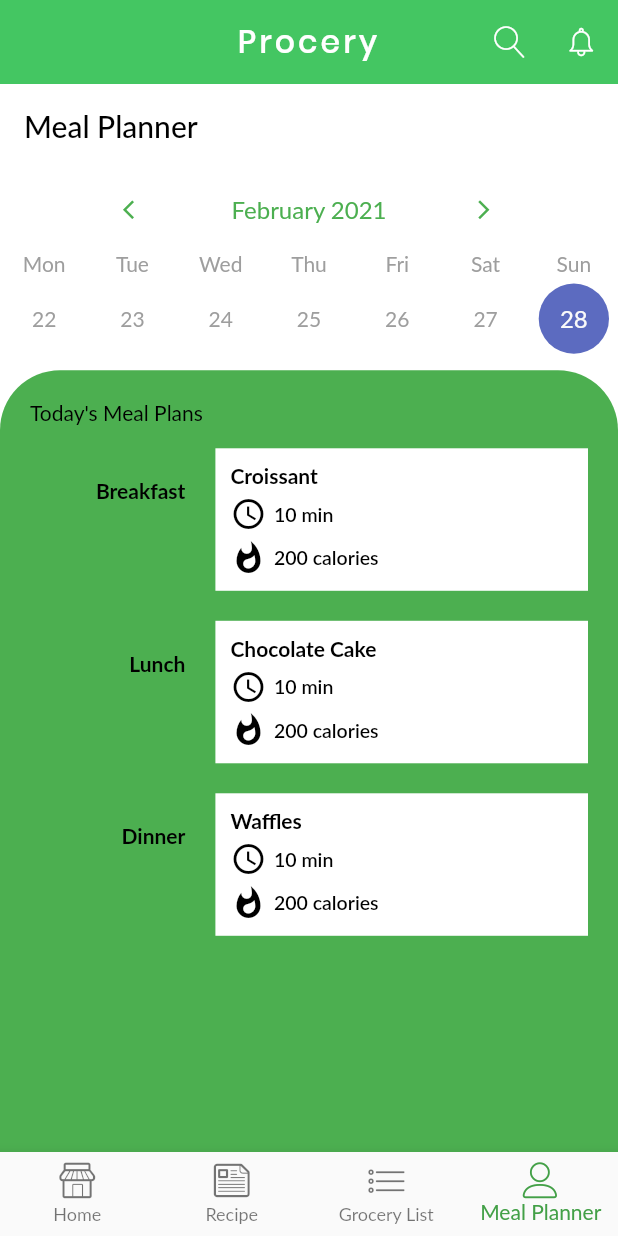
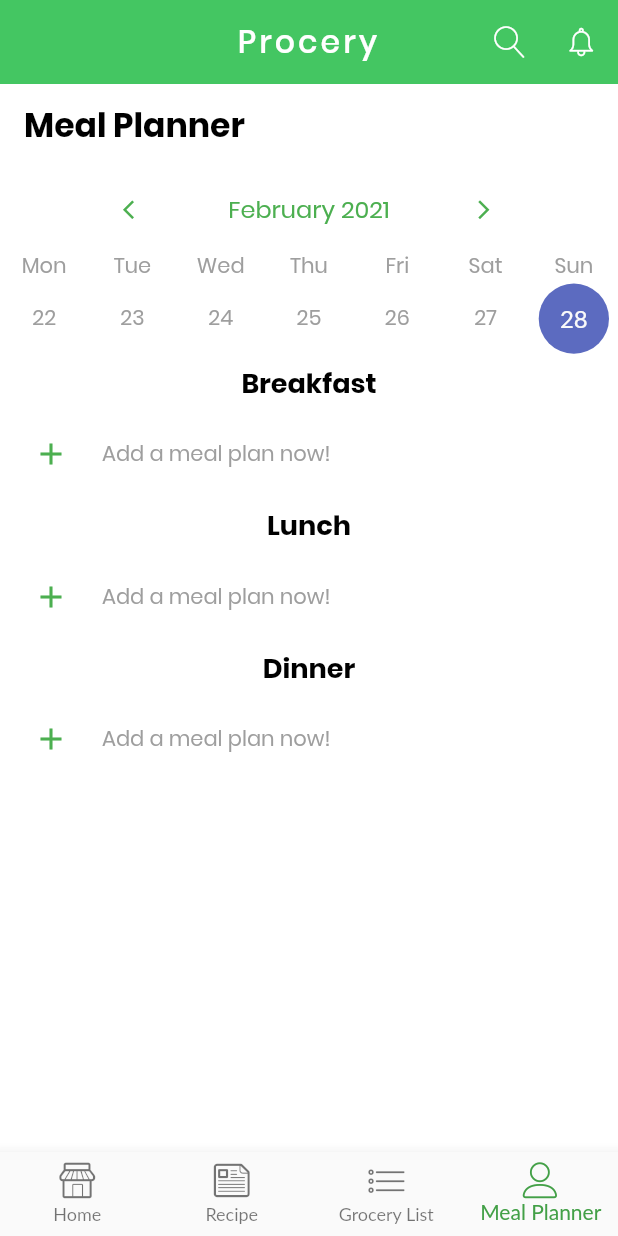
Before and after one commit to blankshiro/CS206-Procery, a Flutter app: the screen it shows after launch, item 4 of the bottom bar chosen, on a phone screen of 412 x 824 dp. Run offline on Flutter 3.47's test engine with Material 2 defaults, Android fonts, the phone set to English and light mode, and no system bars; drawn by our look-alikes of table_calendar; our stand-ins replace auto_route, google_fonts, hive, page_transition; accounts and stored records are empty; generated files the repository leaves out were written again; Roboto replaces fonts that are missing (Lato).

Commit message:
added mealplanner initial view and merged the other files

```diff
--- a/lib/src/screens/BaseScreen.dart
+++ b/lib/src/screens/BaseScreen.dart
@@ -8,7 +8,7 @@ import 'package:Procery/src/shared/fryo_icons.dart';
 import 'package:Procery/src/screens/dashboard/DashboardExplore.dart';
 import 'package:Procery/src/screens/recipe/RecipeExplore.dart';
 import 'package:Procery/src/screens/grocerylist/GLCurrentPage.dart';
-import 'package:Procery/src/screens/mealplanner/MealPlanner.dart';
+import 'package:Procery/src/screens/mealplanner/MealPlannerInitial.dart';
 
 class BaseScreen extends StatefulWidget {
   @override
@@ -23,7 +23,7 @@ class _BaseState extends State<BaseScreen> {
     DashboardExplore(),
     RecipeExplore(),
     GLHome(),
-    MealPlanner(),
+    MealPlannerInitial(),
   ];
 
   @override
@@ -61,12 +61,14 @@ class _BaseState extends State<BaseScreen> {
         items: <BottomNavigationBarItem>[
           BottomNavigationBarItem(
               icon: Icon(Fryo.shop),
+              // ignore: deprecated_member_use
               title: Text(
                 'Home',
                 style: tabLinkStyle,
               )),
           BottomNavigationBarItem(
               icon: Icon(Fryo.note),
+              // ignore: deprecated_member_use
               title: Text(
                 'Recipe',
                 style: tabLinkStyle,
--- a/lib/src/screens/mealplanner/MealPlanner.dart
+++ b/lib/src/screens/mealplanner/MealPlanner.dart
@@ -1,4 +1,5 @@
 import 'package:flutter/material.dart';
+import 'package:google_fonts/google_fonts.dart';
 // import '../shared/styles.dart';
 // import '../shared/colors.dart';
 // import '../shared/inputFields.dart';
@@ -45,9 +46,9 @@ class _MealPlannerState extends State<MealPlanner> {
       appBar: AppBar(
         elevation: 0,
         backgroundColor: Colors.transparent,
-        title: Text("Meal Planner", style: TextStyle(
-            color: Colors.black
-        ),),
+        title: Text("Meal Planner", style: GoogleFonts.poppins(
+            fontSize: 22, fontWeight: FontWeight.bold, color:Colors.black),
+        ),
       ),
       body: Column(
         children: [
@@ -59,10 +60,8 @@ class _MealPlannerState extends State<MealPlanner> {
             headerStyle: HeaderStyle(
               centerHeaderTitle: true,
               formatButtonVisible: false,
-              titleTextStyle: TextStyle(
-                  color: Colors.green,
-                  fontSize: 16
-              ),
+              titleTextStyle: GoogleFonts.poppins(
+                  fontSize: 16, fontWeight: FontWeight.normal, color:Colors.green),
               leftChevronIcon: Icon(Icons.arrow_back_ios, color: Colors.green, size: 15,),
               rightChevronIcon: Icon(Icons.arrow_forward_ios, color: Colors.green, size: 15,),
               leftChevronMargin: EdgeInsets.only(left: 70),
--- /dev/null
+++ b/lib/src/screens/mealplanner/MealPlannerInitial.dart
@@ -0,0 +1,199 @@
+import 'package:Procery/src/screens/mealplanner/MealPlanner.dart';
+import 'package:flutter/material.dart';
+import 'package:google_fonts/google_fonts.dart';
+// import '../shared/styles.dart';
+// import '../shared/colors.dart';
+// import '../shared/inputFields.dart';
+import 'package:page_transition/page_transition.dart';
+// import './unused/SignUpPage.dart';
+// import './unused/Dashboard.dart';
+import 'package:table_calendar/table_calendar.dart';
+
+// class mealplanner extends StatelessWidget {
+//   @override
+//   Widget build(BuildContext context) {
+//     return MaterialApp(
+//       debugShowCheckedModeBanner: false,
+//       home: mealplanner(),
+//       theme: ThemeData(
+//           fontFamily: 'Poppins'
+//       ),
+//     );
+//   }
+// }
+class MealPlannerInitial extends StatefulWidget {
+  @override
+  _MealPlannerInitialState createState() => _MealPlannerInitialState();
+}
+
+class _MealPlannerInitialState extends State<MealPlannerInitial> {
+  CalendarController _calendarController;
+  @override
+  void initState() {
+    // TODO: implement initState
+    super.initState();
+    _calendarController = CalendarController();
+  }
+  @override
+  void dispose() {
+    // TODO: implement dispose
+    _calendarController.dispose();
+    super.dispose();
+  }
+  @override
+  Widget build(BuildContext context) {
+    return Scaffold(
+      backgroundColor: Colors.white,
+      appBar: AppBar(
+        elevation: 0,
+        backgroundColor: Colors.transparent,
+        title: Text("Meal Planner", style: GoogleFonts.poppins(
+            fontSize: 22, fontWeight: FontWeight.bold, color:Colors.black),
+        ),
+      ),
+      body: Column(
+        children: [
+          TableCalendar(
+            calendarController: _calendarController,
+            initialCalendarFormat: CalendarFormat.week,
+            startingDayOfWeek: StartingDayOfWeek.monday,
+            formatAnimation: FormatAnimation.slide,
+            headerStyle: HeaderStyle(
+              centerHeaderTitle: true,
+              formatButtonVisible: false,
+              titleTextStyle: GoogleFonts.poppins(
+                  fontSize: 16, fontWeight: FontWeight.normal, color:Colors.green),
+              leftChevronIcon: Icon(Icons.arrow_back_ios, color: Colors.green, size: 15,),
+              rightChevronIcon: Icon(Icons.arrow_forward_ios, color: Colors.green, size: 15,),
+              leftChevronMargin: EdgeInsets.only(left: 70),
+              rightChevronMargin: EdgeInsets.only(right: 70),
+            ),
+            calendarStyle: CalendarStyle(
+                weekendStyle: GoogleFonts.poppins(
+                    fontSize: 14, fontWeight: FontWeight.normal, color:Colors.grey),
+                weekdayStyle:  GoogleFonts.poppins(
+                    fontSize: 14, fontWeight: FontWeight.normal, color:Colors.grey)
+            ),
+            daysOfWeekStyle: DaysOfWeekStyle(
+                weekendStyle:  GoogleFonts.poppins(
+                    fontSize: 14, fontWeight: FontWeight.normal, color:Colors.grey),
+                weekdayStyle:  GoogleFonts.poppins(
+                    fontSize: 14, fontWeight: FontWeight.normal, color:Colors.grey)
+            ),
+          ),
+          Text('Breakfast', style: GoogleFonts.poppins(
+              fontSize: 18, fontWeight: FontWeight.bold, color:Colors.black)),
+          Align(
+            alignment: Alignment.centerLeft,
+            child: Row(
+              children: [
+                Container(
+                  padding: EdgeInsets.all(10.0),
+                  child: IconButton(
+                    onPressed: () {
+                      Navigator.push(
+                      context,
+                      MaterialPageRoute(builder: (context) => MealPlanner()),
+                    );},
+                    icon: Icon(Icons.add),
+                    color: Colors.green
+                  )
+
+                  // Text('Breakfast', style: GoogleFonts.poppins(
+                  //     fontSize: 22, fontWeight: FontWeight.bold, color:Colors.black))
+                ),
+                Text('Add a meal plan now!', style: GoogleFonts.poppins(
+                    fontSize: 14, fontWeight: FontWeight.normal, color:Colors.grey)),
+              ],
+            )
+            // child: Row(Container(
+            //     padding: EdgeInsets.all(20.0),
+            //     child: Text('Breakfast', style: TextStyle(
+            //         fontFamily: 'Poppins',
+            //         fontSize: 18,
+            //         fontWeight: FontWeight.bold,
+            //         color: Colors.black),
+            //         textAlign: TextAlign.left)),
+            // ))
+            //
+
+          ),
+          Text('Lunch', style: GoogleFonts.poppins(
+              fontSize: 18, fontWeight: FontWeight.bold, color:Colors.black)),
+          Align(
+              alignment: Alignment.centerLeft,
+              child: Row(
+                children: [
+                  Container(
+                      padding: EdgeInsets.all(10.0),
+                      child: IconButton(
+                          onPressed: () {
+                            Navigator.push(
+                              context,
+                              MaterialPageRoute(builder: (context) => MealPlanner()),
+                            );},
+                          icon: Icon(Icons.add),
+                          color: Colors.green
+                      )
+
+                    // Text('Breakfast', style: GoogleFonts.poppins(
+                    //     fontSize: 22, fontWeight: FontWeight.bold, color:Colors.black))
+                  ),
+                  Text('Add a meal plan now!', style: GoogleFonts.poppins(
+                      fontSize: 14, fontWeight: FontWeight.normal, color:Colors.grey)),
+                ],
+              )
+            // child: Row(Container(
+            //     padding: EdgeInsets.all(20.0),
+            //     child: Text('Breakfast', style: TextStyle(
+            //         fontFamily: 'Poppins',
+            //         fontSize: 18,
+            //         fontWeight: FontWeight.bold,
+            //         color: Colors.black),
+            //         textAlign: TextAlign.left)),
+            // ))
+            //
+
+          ),
+          Text('Dinner', style: GoogleFonts.poppins(
+              fontSize: 18, fontWeight: FontWeight.bold, color:Colors.black)),
+          Align(
+              alignment: Alignment.centerLeft,
+              child: Row(
+                children: [
+                  Container(
+                      padding: EdgeInsets.all(10.0),
+                      child: IconButton(
+                          onPressed: () {
+                            Navigator.push(
+                              context,
+                              MaterialPageRoute(builder: (context) => MealPlanner()),
+                            );},
+                          icon: Icon(Icons.add),
+                          color: Colors.green
+                      )
+
+                    // Text('Breakfast', style: GoogleFonts.poppins(
+                    //     fontSize: 22, fontWeight: FontWeight.bold, color:Colors.black))
+                  ),
+                  Text('Add a meal plan now!', style: GoogleFonts.poppins(
+                      fontSize: 14, fontWeight: FontWeight.normal, color:Colors.grey)),
+                ],
+              )
+            // child: Row(Container(
+            //     padding: EdgeInsets.all(20.0),
+            //     child: Text('Breakfast', style: TextStyle(
+            //         fontFamily: 'Poppins',
+            //         fontSize: 18,
+            //         fontWeight: FontWeight.bold,
+            //         color: Colors.black),
+            //         textAlign: TextAlign.left)),
+            // ))
+            //
+
+          ),
+        ],
+      ),
+    );
+  }
+}
```
Also changed, not shown: pubspec.lock, 1 other file.
